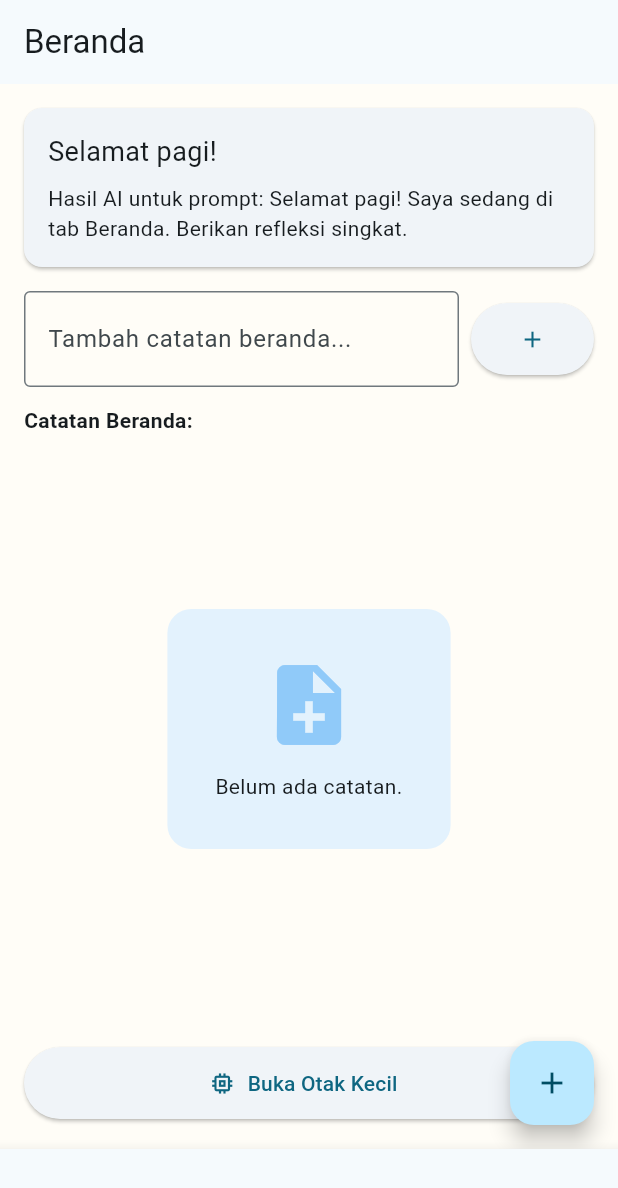
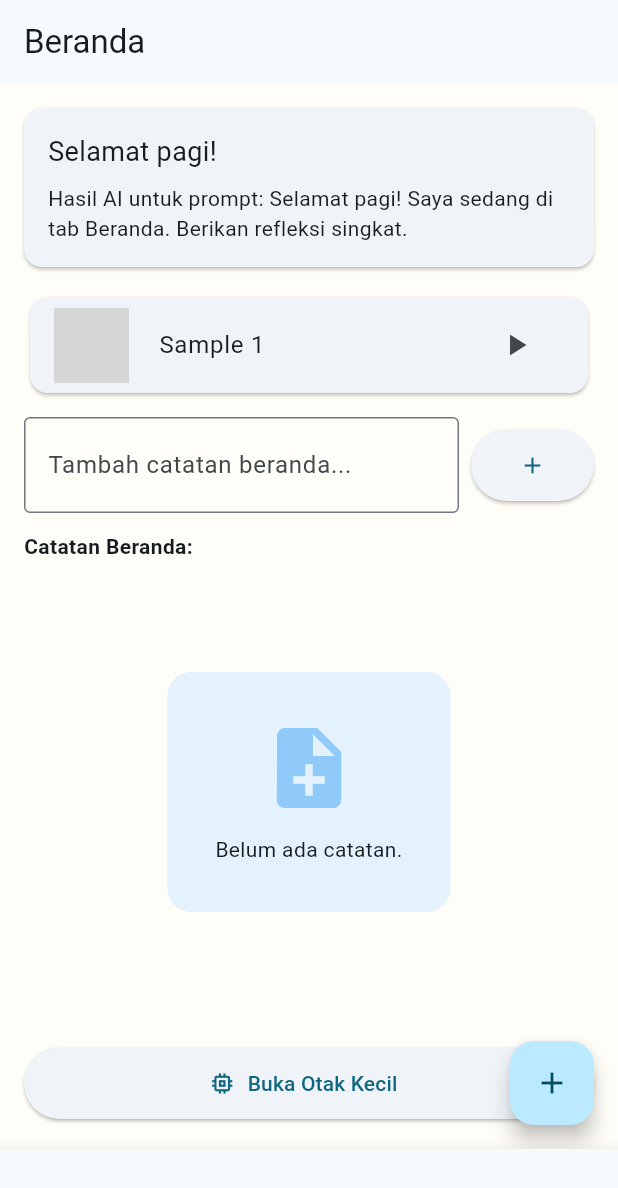
Before and after one commit to tanerizawa/dr_tan, a Flutter app: the screen it shows after launch, on a phone screen of 412 x 824 dp. Shown: the top 1188 px of the screen. Run offline on Flutter 3.47's test engine with Material 3 defaults, Android fonts, the phone set to English and light mode, and no system bars; our stand-ins replace hive, just_audio; accounts and stored records are empty; network calls fail; grey boxes are pictures that could not be loaded.

Commit message:
Add music mini-player

```diff
--- a/lib/features/beranda/beranda_widget.dart
+++ b/lib/features/beranda/beranda_widget.dart
@@ -4,6 +4,7 @@ import '../otak_kecil/otak_kecil_page.dart';
 import 'beranda_provider.dart';
 import 'beranda_form.dart';
 import '../../core/common/pastel_empty_state.dart';
+import 'music_widget.dart';
 
 class BerandaWidget extends StatelessWidget {
   const BerandaWidget({super.key});
@@ -14,6 +15,8 @@ class BerandaWidget extends StatelessWidget {
     return Column(
       crossAxisAlignment: CrossAxisAlignment.stretch,
       children: [
+        const MusicWidget(),
+        const SizedBox(height: 12),
         BerandaForm(onSubmit: provider.addNote),
         const SizedBox(height: 12),
         const Text("Catatan Beranda:", style: TextStyle(fontWeight: FontWeight.bold)),
--- /dev/null
+++ b/lib/features/beranda/music_repository.dart
@@ -0,0 +1,24 @@
+class MusicTrack {
+  final String title;
+  final String url;
+  final String artworkUrl;
+
+  MusicTrack(this.title, this.url, this.artworkUrl);
+}
+
+class MusicRepository {
+  final List<MusicTrack> _playlist = [
+    MusicTrack(
+      'Sample 1',
+      'https://www.soundhelix.com/examples/mp3/SoundHelix-Song-1.mp3',
+      'https://via.placeholder.com/150',
+    ),
+    MusicTrack(
+      'Sample 2',
+      'https://www.soundhelix.com/examples/mp3/SoundHelix-Song-2.mp3',
+      'https://via.placeholder.com/150',
+    ),
+  ];
+
+  List<MusicTrack> fetchPlaylist() => List.from(_playlist);
+}
--- /dev/null
+++ b/lib/features/beranda/music_widget.dart
@@ -0,0 +1,71 @@
+import 'package:flutter/material.dart';
+import 'package:just_audio/just_audio.dart';
+
+import 'music_repository.dart';
+
+class MusicWidget extends StatefulWidget {
+  const MusicWidget({super.key});
+
+  @override
+  State<MusicWidget> createState() => _MusicWidgetState();
+}
+
+class _MusicWidgetState extends State<MusicWidget> {
+  late final AudioPlayer _player;
+  late final List<MusicTrack> _playlist;
+  int _current = 0;
+  bool _loading = true;
+
+  @override
+  void initState() {
+    super.initState();
+    _player = AudioPlayer();
+    _playlist = MusicRepository().fetchPlaylist();
+    _loadCurrent();
+  }
+
+  Future<void> _loadCurrent() async {
+    final track = _playlist[_current];
+    try {
+      await _player.setUrl(track.url);
+    } catch (_) {}
+    setState(() {
+      _loading = false;
+    });
+  }
+
+  @override
+  void dispose() {
+    _player.dispose();
+    super.dispose();
+  }
+
+  void _toggle() {
+    if (_player.playing) {
+      _player.pause();
+    } else {
+      _player.play();
+    }
+    setState(() {});
+  }
+
+  @override
+  Widget build(BuildContext context) {
+    final track = _playlist[_current];
+    return Card(
+      child: ListTile(
+        leading: Image.network(
+          track.artworkUrl,
+          width: 50,
+          height: 50,
+          fit: BoxFit.cover,
+        ),
+        title: Text(track.title),
+        trailing: IconButton(
+          icon: Icon(_player.playing ? Icons.pause : Icons.play_arrow),
+          onPressed: _loading ? null : _toggle,
+        ),
+      ),
+    );
+  }
+}
```
Also changed, not shown: pubspec.yaml (+3 -7 lines).
